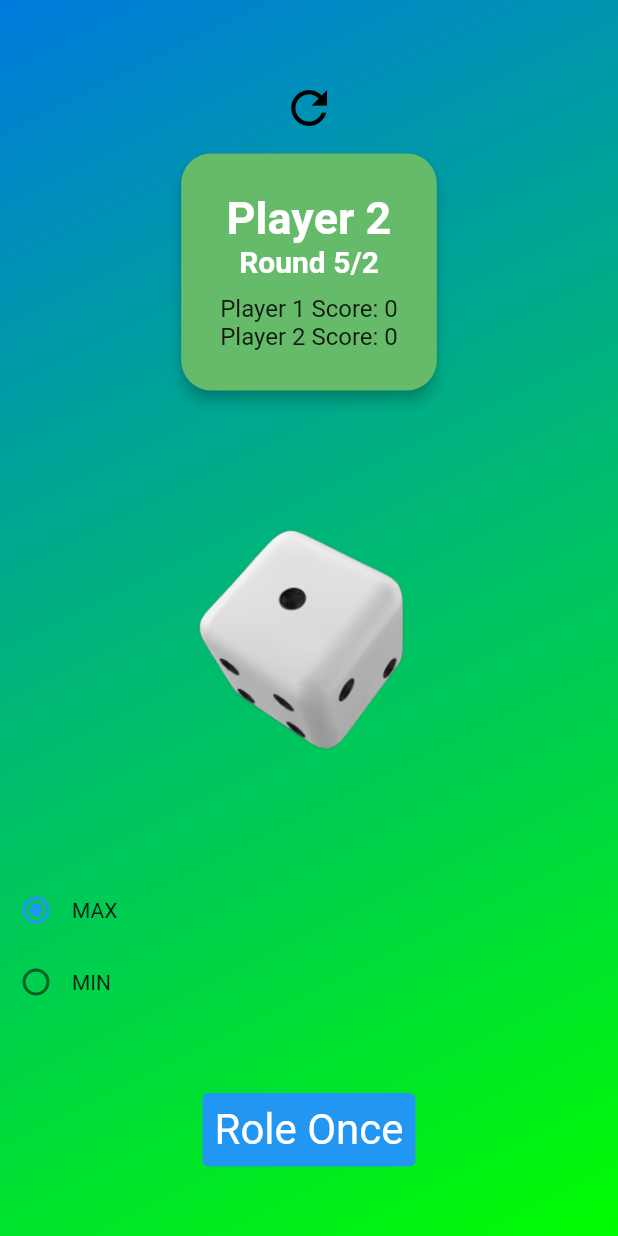
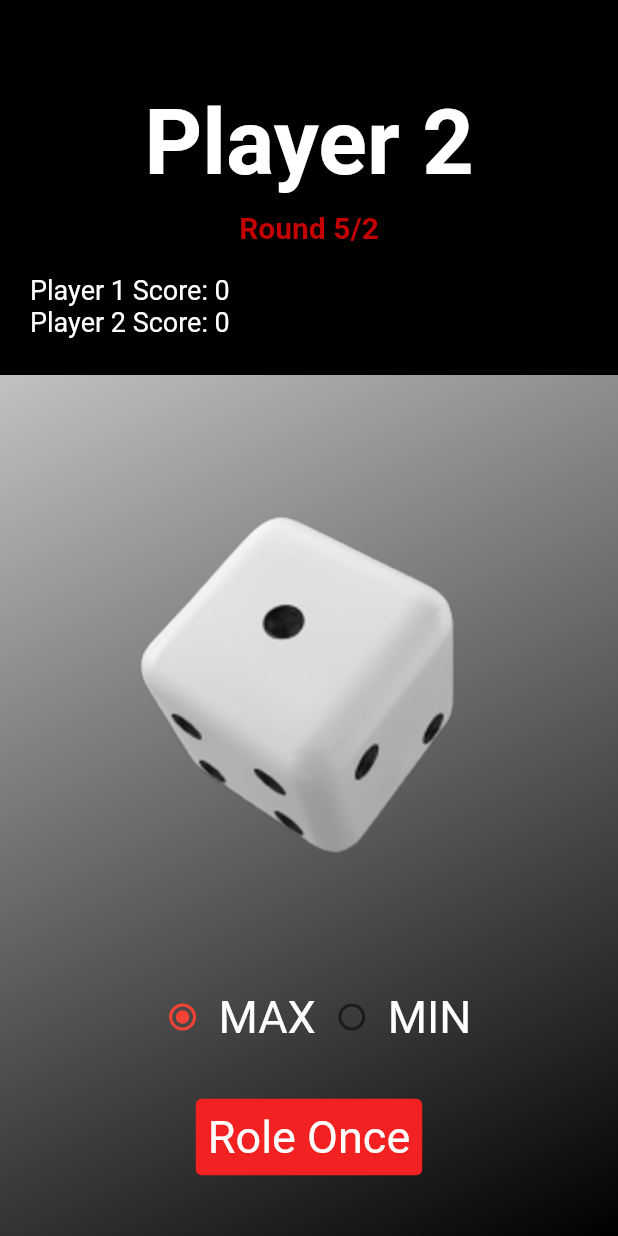
Before and after one commit to sharada-marasinha/roller-dice-game, a Flutter app: the screen it shows after launch, after a tap on "Role Once", on a phone screen of 412 x 824 dp. Run offline on Flutter 3.47's test engine with Material 2 defaults, Android fonts, the phone set to English and light mode, and no system bars.

Commit message:
change ui

```diff
--- a/lib/gradient_container.dart
+++ b/lib/gradient_container.dart
@@ -11,7 +11,7 @@ class GradientContainer extends StatelessWidget {
     return Container(
       decoration: const BoxDecoration(
           gradient: LinearGradient(
-        colors: [Color.fromARGB(255, 0, 122, 221), Color.fromARGB(255, 0, 253, 0)],
+        colors: [Color.fromARGB(255, 255, 255, 255), Color.fromARGB(255, 0, 0, 0)],
         begin: beginAlignment,
         end: endAlignment,
       )),
--- a/lib/roller_dicer.dart
+++ b/lib/roller_dicer.dart
@@ -38,20 +38,12 @@ class _RollerDiceState extends State<RollerDice>
         diceNum = Random().nextInt(6) + 1;
       }
     });
-
-    if (isToggleButtonEnabled) {
     if (selectedOption == "MAX") {
       if (diceNum == 4 || diceNum == 5 || diceNum == 6) {
         if (currentPlayer == 1) {
           player1Score += 10;
         } else {
           player2Score += 10;
-          }
-        } else {
-          if (currentPlayer == 1) {
-            player1Score -= 10;
-          } else {
-            player2Score -= 10;
         }
       }
       print('MAX');
@@ -63,13 +55,6 @@ class _RollerDiceState extends State<RollerDice>
           player2Score += 10;
         }
         print('MIN');
-        } else {
-          if (currentPlayer == 1) {
-            player1Score -= 10;
-          } else {
-            player2Score -= 10;
-          }
-        }
       }
     }
 
@@ -83,7 +68,7 @@ class _RollerDiceState extends State<RollerDice>
         context: context,
         builder: (BuildContext context) {
           return AlertDialog(
-            title: Text('Game Over'),
+            title: Text('Game Over !'),
             content: Text('Player $winner wins!'),
             actions: [
               TextButton(
@@ -117,27 +102,24 @@ class _RollerDiceState extends State<RollerDice>
 
   @override
   Widget build(BuildContext context) {
-    String selectedOption = 'Option 1';
-    bool isToggleButtonEnabled = false;
     return Column(
-      mainAxisAlignment: MainAxisAlignment.center,
+      mainAxisAlignment: MainAxisAlignment.spaceBetween,
       crossAxisAlignment: CrossAxisAlignment.center,
       children: [
-        getResetButton(),
         getScoreCard(),
-        SizedBox(height: 100.0),
+        const SizedBox(height: 50.0),
         getDice(),
-        SizedBox(height: 100.0),
+        const SizedBox(height: 50.0),
         getOptions(),
-        SizedBox(height: 50.0),
-        getButton()
+        getButton(),
+        const SizedBox(height: 10.0),
       ],
     );
   }
 
   Widget getResetButton() {
     return Container(
-      alignment: Alignment.topCenter,
+      alignment: Alignment.topLeft,
       child: IconButton(
         onPressed: resetGame,
         icon: Icon(Icons.refresh),
@@ -153,9 +135,9 @@ class _RollerDiceState extends State<RollerDice>
       child: TextButton(
           onPressed: roll,
           style: TextButton.styleFrom(
-              backgroundColor: Colors.blue,
+              backgroundColor: const Color.fromARGB(255, 243, 33, 33),
               foregroundColor: Colors.white,
-              textStyle: const TextStyle(fontSize: 28)),
+              textStyle: const TextStyle(fontSize: 30)),
           child: const Text('Role Once')),
     );
   }
@@ -167,48 +149,61 @@ class _RollerDiceState extends State<RollerDice>
         scale: _scaleAnimation,
         child: Image.asset(
           'assets/images/dice-$diceNum.png',
-          width: 130,
+          width: 200,
         ),
       ),
     );
   }
 
   Widget getScoreCard() {
-    return Card(
-      color: Colors.green[400],
-      elevation: 4.0,
-      shape: RoundedRectangleBorder(
-        borderRadius: BorderRadius.circular(20.0),
-      ),
+    return Container(
+      color: Color.fromARGB(255, 0, 0, 0),
+      width: 450,
+      height: 250,
       child: Padding(
-        padding: const EdgeInsets.all(26.0),
+        padding: const EdgeInsets.all(20.0),
         child: Column(
-          mainAxisSize: MainAxisSize.min,
           children: [
+            SizedBox(height: 40.0),
             Text(
               'Player $currentPlayer',
-              style: TextStyle(
-                color: Colors.white,
-                fontSize: 30.0,
-                fontWeight: FontWeight.bold,
-              ),
-            ),
-            Text(
-              'Round 5/$currentRound',
-              style: TextStyle(
-                color: Colors.white,
-                fontSize: 20.0,
+              style: const TextStyle(
+                color: Color.fromRGBO(255, 255, 255, 1),
+                fontSize: 60.0,
                 fontWeight: FontWeight.bold,
               ),
             ),
             SizedBox(height: 10.0),
             Text(
+              'Round 5/$currentRound',
+              style: const TextStyle(
+                color: Color.fromARGB(255, 197, 0, 0),
+                fontSize: 20.0,
+                fontWeight: FontWeight.bold,
+              ),
+            ),
+            const SizedBox(height: 20.0),
+            Row(
+              children: [
+                Text(
                   'Player 1 Score: $player1Score',
-              style: TextStyle(fontSize: 16.0),
+                  style: const TextStyle(
+                    fontSize: 18.0,
+                    color: Colors.white,
                   ),
+                ),
+              ],
+            ),
+            Row(
+              children: [
                 Text(
                   'Player 2 Score: $player2Score',
-              style: TextStyle(fontSize: 16.0),
+                  style: const TextStyle(
+                    fontSize: 18.0,
+                    color: Colors.white,
+                  ),
+                ),
+              ],
             ),
           ],
         ),
@@ -219,12 +214,11 @@ class _RollerDiceState extends State<RollerDice>
   String selectedOption = 'MAX';
   bool isToggleButtonEnabled = false;
   Widget getOptions() {
-    return Column(
+    return Row(
       mainAxisAlignment: MainAxisAlignment.center,
       children: [
-        Row(
-          children: [
         Radio(
+          activeColor: Colors.red,
           value: 'MAX',
           groupValue: selectedOption,
           onChanged: (value) {
@@ -234,12 +228,9 @@ class _RollerDiceState extends State<RollerDice>
             });
           },
         ),
-            Text('MAX'),
-          ],
-        ),
-        Row(
-          children: [
+        const Text('MAX', style: TextStyle(color: Colors.white, fontSize: 30)),
         Radio(
+          activeColor: Colors.red,
           value: 'MIN',
           groupValue: selectedOption,
           onChanged: (value) {
@@ -249,9 +240,7 @@ class _RollerDiceState extends State<RollerDice>
             });
           },
         ),
-            Text('MIN'),
-          ],
-        ),
+        const Text('MIN', style: TextStyle(color: Colors.white, fontSize: 30)),
       ],
     );
   }
```
Lines whose indentation alone changed are shown as unchanged.
